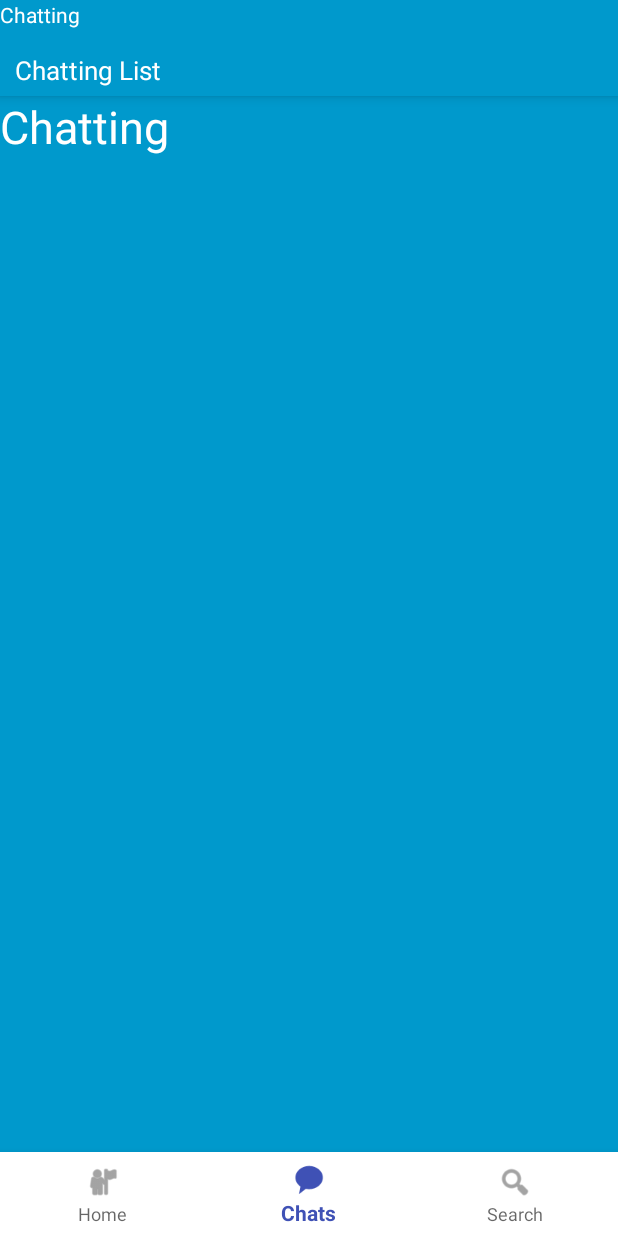
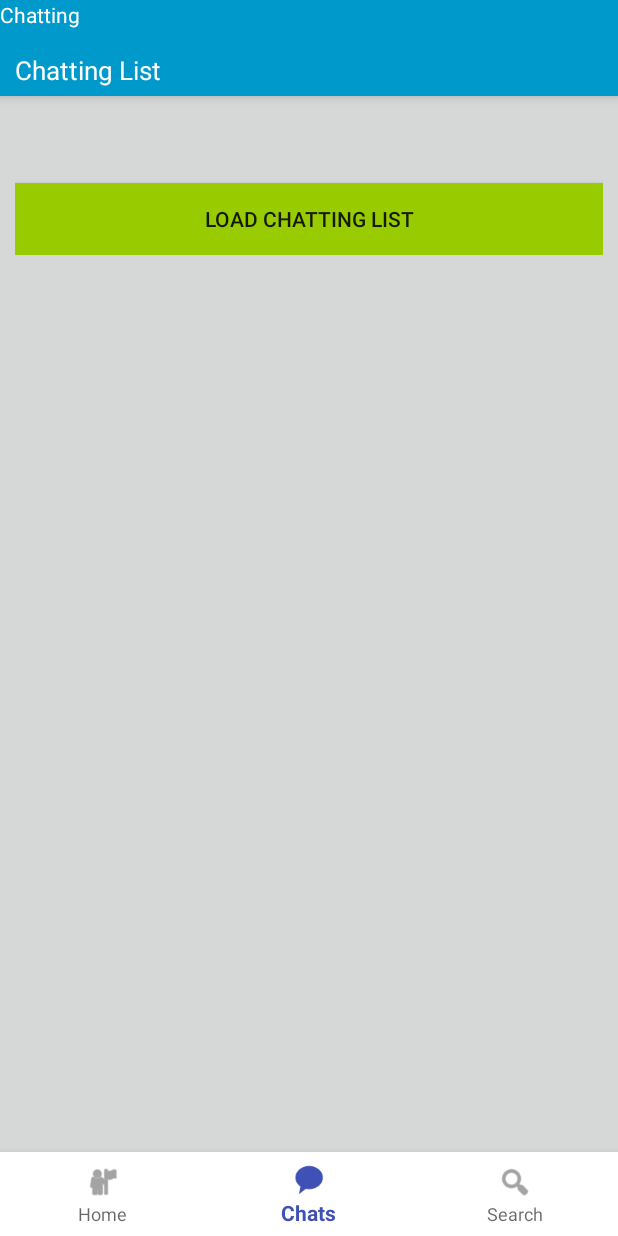
Before and after one commit to fajaralmu/android-chatting1, an Android app: the HomeActivity screen opened directly, with no data from a screen before it, item 2 of the bottom bar chosen, on a phone screen of 412 x 824 dp. Run offline under Robolectric (Android 15) with nearby library versions, the phone set to English and light mode, and no system bars; libraries missing offline, so code that uses them is left out: com.fajar.livestreaming.

Commit message:
add chatting list

```diff
--- a/app/src/main/java/com/fajar/android/chatting1/activities/fragments/ChattingListFragment.java
+++ b/app/src/main/java/com/fajar/android/chatting1/activities/fragments/ChattingListFragment.java
@@ -3,6 +3,7 @@ package com.fajar.android.chatting1.activities.fragments;
 import android.content.Context;
 import android.content.DialogInterface;
 import android.content.SharedPreferences;
+import android.graphics.Color;
 import android.os.Build;
 import android.os.Bundle;
 import android.support.annotation.NonNull;
@@ -11,29 +12,38 @@ import android.support.annotation.RequiresApi;
 import android.view.LayoutInflater;
 import android.view.View;
 import android.view.ViewGroup;
+import android.widget.Button;
+import android.widget.LinearLayout;
+import android.widget.TextView;
 
 import com.fajar.android.chatting1.R;
 import com.fajar.android.chatting1.activities.HomeActivity;
 import com.fajar.android.chatting1.constants.SharedPreferencesConstants;
+import com.fajar.android.chatting1.handlers.ChattingListFragmentHandler;
 import com.fajar.android.chatting1.util.AlertUtil;
 import com.fajar.android.chatting1.util.Logs;
+import com.fajar.livestreaming.dto.RegisteredRequest;
+import com.fajar.livestreaming.dto.WebResponse;
 
-public class ChattingListFragment extends BaseFragment{
-    protected SharedPreferences sharedpreferences;
-    private View view;
+import java.util.List;
 
-    public ChattingListFragment(){
-        Logs.log("Catalog Fragment Created");
+public class ChattingListFragment extends BaseFragment<ChattingListFragmentHandler> {
+
+    private LinearLayout chattingListLayout;
+    private Button buttonLoadChattingList;
+
+    public ChattingListFragment() {
+
+        setHandler(ChattingListFragmentHandler.getInstance(this));
     }
 
     @Override
     public View onCreateView(LayoutInflater inflater, ViewGroup container,
                              Bundle savedInstanceState) {
         view = inflater.inflate(R.layout.fragment_chatting_list, container, false);
-        sharedpreferences = getActivity().getSharedPreferences(SharedPreferencesConstants.SHARED_CONTENT.value, Context.MODE_PRIVATE);
+        setSharedpreferences();
         initComponents();
         initEvents();
-        Logs.log("Catalog Fragment onCreateView");
         return view;
     }
 
@@ -43,16 +53,75 @@ public class ChattingListFragment extends BaseFragment{
         super.onViewCreated(view, savedInstanceState);
     }
 
-    private <T extends View> T findViewById(int id){
-        return view.findViewById(id);
+    private void initComponents() {
+        chattingListLayout = (LinearLayout) findById(R.id.chat_list_layout);
+        buttonLoadChattingList = findById(R.id.button_load_chatting_list);
+        loader = findById(R.id.loader_chatting_list);
     }
 
-    private void initComponents() {
-
-    }
-    private void initEvents(){
-
-        Logs.log("Catalog Fragment initEvents");
+    private void initEvents() {
+        setLoaderGone();
+        chattingListLayout.removeAllViews();
+        buttonLoadChattingList.setOnClickListener(loadChattingPartnerListener());
     }
 
+    private View.OnClickListener loadChattingPartnerListener() {
+        return new View.OnClickListener() {
+            @Override
+            public void onClick(View v) {
+                buttonLoadChattingList.setVisibility(View.GONE);
+                handler.getChattingPartners(getRequestKey(), this::handleChattingPartners);
+            }
+
+            private void handleChattingPartners(WebResponse response, Exception e) {
+                buttonLoadChattingList.setVisibility(View.VISIBLE);
+                if (e != null) {
+                    AlertUtil.ErrorAlert(getActivity(), e);
+                    return;
+                }
+
+                populateChattingPartners(response);
+
+            }
+        };
+    }
+
+    private void populateChattingPartners(WebResponse response) {
+        chattingListLayout.removeAllViews();
+        if (response.getResultList().size() == 0) {
+            showInfoEmpty();
+            return;
+        }
+        List partners = response.getResultList();
+        for (Object partner :
+                partners) {
+            chattingListLayout.addView(partnerItemComponent((RegisteredRequest) partner));
+        }
+    }
+
+    private LinearLayout partnerItemComponent(RegisteredRequest account) {
+
+        LinearLayout.LayoutParams params =  new LinearLayout.LayoutParams(ViewGroup.LayoutParams.MATCH_PARENT, ViewGroup.LayoutParams.WRAP_CONTENT);
+        params.setMargins(5,5,5,5);
+
+        LinearLayout layout = new LinearLayout(getActivity());
+        layout.setLayoutParams(params);
+        layout.setOrientation(LinearLayout.VERTICAL);
+        layout.setBackgroundColor(Color.YELLOW);
+
+        TextView name = new TextView(getContext());
+        name.setText(account.getUsername());
+
+        layout.addView(name);
+
+        return layout;
+    }
+
+    private void showInfoEmpty() {
+        TextView textView = new TextView(getActivity());
+        textView.setText("No Partner yet.");
+        chattingListLayout.addView(textView);
+    }
+
+
 }
--- a/app/src/main/java/com/fajar/android/chatting1/constants/Endpoints.java
+++ b/app/src/main/java/com/fajar/android/chatting1/constants/Endpoints.java
@@ -7,6 +7,8 @@ public class Endpoints {
     public static final String ENDPOINT_REGISTER = HOST+"api/stream/register";
     public static final String ENDPOINT_GET_USER = HOST+"api/stream/getuser";
     public static final String ENDPOINT_GET_PARTNER = HOST+"api/chatting/partnerinfo/"; // add /{partnerID}
+    public static final String ENDPOINT_INITIALIZE_CHAT = HOST+"api/chatting/initialize/"; // add /{partnerID}
+    public static final String ENDPOINT_GET_CHATTING_PARTNERS = HOST+"api/chatting/chattinglist";
     public static final String ENDPOINT_INVALIDATE_USER = HOST+"api/stream/invalidate";
 
 }
--- a/app/src/main/java/com/fajar/android/chatting1/handlers/BaseHandler.java
+++ b/app/src/main/java/com/fajar/android/chatting1/handlers/BaseHandler.java
@@ -1,6 +1,7 @@
 package com.fajar.android.chatting1.handlers;
 
 import com.fajar.android.chatting1.activities.fragments.BaseFragment;
+import com.fajar.livestreaming.dto.WebResponse;
 
 public abstract class BaseHandler<F extends BaseFragment> {
 
@@ -16,4 +17,5 @@ public abstract class BaseHandler<F extends BaseFragment> {
     protected void stopLoading(){
         fragment.stopLoading();
     }
+
 }
--- /dev/null
+++ b/app/src/main/java/com/fajar/android/chatting1/handlers/ChattingListFragmentHandler.java
@@ -0,0 +1,78 @@
+package com.fajar.android.chatting1.handlers;
+
+import android.os.AsyncTask;
+
+import com.fajar.android.chatting1.activities.fragments.ChattingListFragment;
+import com.fajar.android.chatting1.activities.fragments.HomeFragment;
+import com.fajar.android.chatting1.service.AccountService;
+import com.fajar.android.chatting1.service.ChattingService;
+import com.fajar.android.chatting1.util.Logs;
+import com.fajar.android.chatting1.util.MapUtil;
+import com.fajar.livestreaming.dto.RegisteredRequest;
+import com.fajar.livestreaming.dto.WebResponse;
+
+import java.util.ArrayList;
+import java.util.List;
+import java.util.Map;
+
+
+public class ChattingListFragmentHandler extends BaseHandler<ChattingListFragment> {
+
+    private static ChattingListFragmentHandler instance;
+
+
+    private ChattingListFragmentHandler(ChattingListFragment f){
+        super(f);
+    }
+
+    public static ChattingListFragmentHandler getInstance(ChattingListFragment fragment){
+        if(null == instance) instance = new ChattingListFragmentHandler(fragment);
+        return instance;
+    }
+
+
+    public void getChattingPartners(String requestKey, MyConsumer<WebResponse> callback) {
+        Logs.log("getChattingPartners");
+        startLoading();
+        getChattingPartnersTask(callback).execute(requestKey);
+    }
+
+    private AsyncTask<String, Void, WebResponse> getChattingPartnersTask(MyConsumer<WebResponse> callback) {
+        return new AsyncTask<String, Void, WebResponse>() {
+
+            private Exception exception;
+
+            @Override
+            protected WebResponse doInBackground(String... strings) {
+                try {
+                    return ChattingService.instance().getChattingPartners(strings[0]);
+                } catch (Exception e) {
+                    this.exception = e;
+                    return null;
+                }
+            }
+
+            @Override
+            protected void onPostExecute(WebResponse webResponse) {
+           //     stopLoading();
+                Logs.log("onPostExecute getChattingPartnersTask");
+
+                //convert data type from Map to RegisteredRequest.class
+                if(null != webResponse && webResponse.getResultList().size() > 0){
+                    List results = webResponse.getResultList();
+                    List<RegisteredRequest> partners = new ArrayList<>();
+                    for (Object result :
+                            results) {
+                        if (result instanceof Map){
+                            RegisteredRequest registeredRequest = MapUtil.mapToObject((Map) result, RegisteredRequest.class);
+                            partners.add(registeredRequest);
+                        }
+                    }
+                    webResponse.setResultList(partners);
+                }
+
+                callback.accept(webResponse, exception);
+            }
+        };
+    }
+}
--- a/app/src/main/java/com/fajar/android/chatting1/util/AlertUtil.java
+++ b/app/src/main/java/com/fajar/android/chatting1/util/AlertUtil.java
@@ -7,6 +7,10 @@ import android.support.v7.app.AlertDialog;
 public class AlertUtil {
     public static void YesAlert(Context ctx, String content) {
         YesAlert(ctx, "Info", content, null);
+    }
+
+    public static void ErrorAlert(Context context, Exception error){
+        YesAlert(context, "Error", error.getMessage());
     }
 
     public static void YesAlert(Context ctx, String title, String content) {
--- a/app/src/main/res/layout/fragment_chatting_list.xml
+++ b/app/src/main/res/layout/fragment_chatting_list.xml
@@ -4,25 +4,40 @@
     xmlns:tools="http://schemas.android.com/tools"
     android:layout_width="match_parent"
     android:layout_height="match_parent"
-    android:background="@android:color/holo_blue_dark"
     android:orientation="vertical">
+
+    <LinearLayout
+        android:layout_width="match_parent"
+        android:layout_height="wrap_content"
+        android:layout_margin="10dp"
+        android:orientation="vertical">
+
+        <ProgressBar
+            android:id="@+id/loader_chatting_list"
+            style="?android:attr/progressBarStyle"
+            android:layout_width="match_parent"
+            android:layout_height="wrap_content" />
+
+        <Button
+            android:id="@+id/button_load_chatting_list"
+            android:layout_width="match_parent"
+            android:layout_height="wrap_content"
+            android:background="@android:color/holo_green_light"
+            android:text="Load Chatting List" />
+    </LinearLayout>
 
     <ScrollView
         android:layout_width="match_parent"
         android:layout_height="match_parent"
+        android:layout_margin="10dp"
         android:orientation="vertical">
 
         <LinearLayout
+            android:id="@+id/chat_list_layout"
             android:layout_width="match_parent"
             android:layout_height="wrap_content"
             android:orientation="vertical">
 
-            <TextView
-                android:layout_width="match_parent"
-                android:layout_height="wrap_content"
-                android:text="Chatting"
-                android:textColor="#ffffff"
-                android:textSize="30sp" />
         </LinearLayout>
     </ScrollView>
 </LinearLayout>
```
Also changed, not shown: app/src/main/java/com/fajar/android/chatting1/activities/fragments/SearchFragment.java (+36 -5 lines), app/src/main/java/com/fajar/android/chatting1/handlers/SearchFragmentHandler.java (+30 -1 lines), app/src/main/java/com/fajar/android/chatting1/service/ChattingService.java (+35 -2 lines), app/src/main/res/layout/fragment_search.xml (+8 -0 lines).
